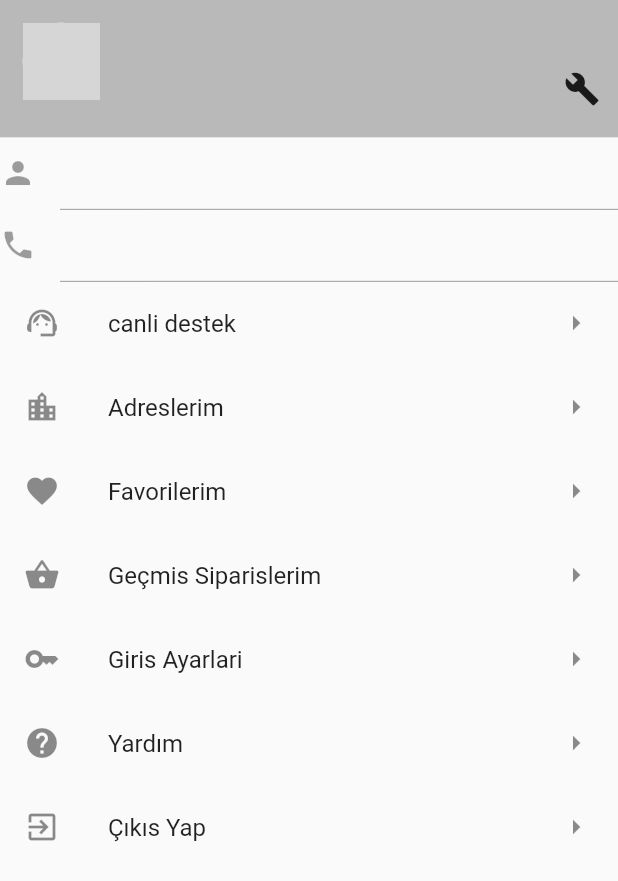
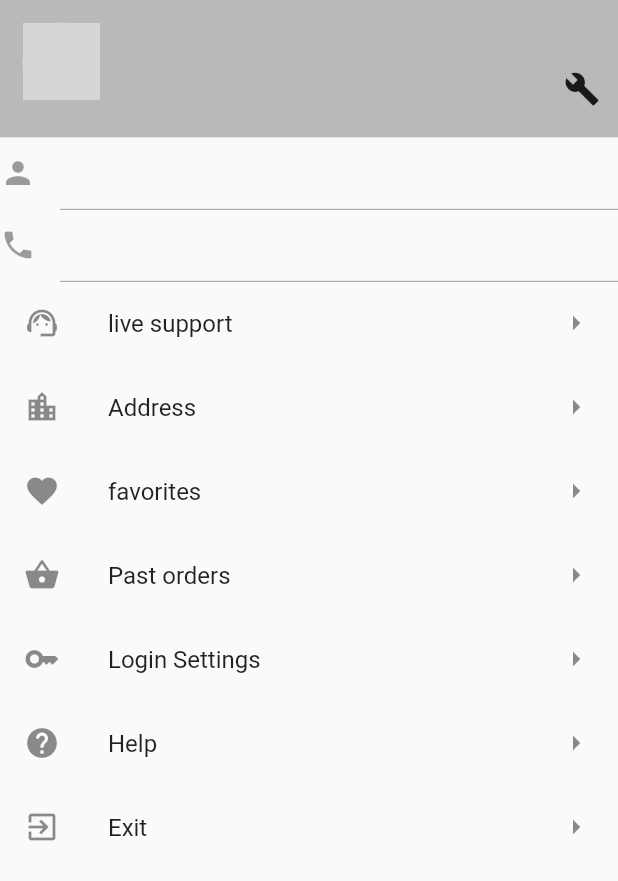
Before and after one commit to atalay55/phoenix, a Flutter app: the ProfilePage widget shown alone on an empty page, opened directly with empty values, on a phone screen of 412 x 824 dp. Shown: the top 881 px of the screen. Run offline on Flutter 3.47's test engine with Material 2 defaults, Android fonts, the phone set to English and light mode, and no system bars; our stand-ins replace cached_network_image, flutter_credit_card, flutter_native_splash, flutter_rating_bar, image_picker, pinch_zoom and 2 more; accounts and stored records are empty; network calls fail; grey boxes are pictures that could not be loaded.

Commit message:
updated the proje

```diff
--- a/lib/Pages/ProductPages/UrunPage.dart
+++ b/lib/Pages/ProductPages/UrunPage.dart
@@ -28,7 +28,7 @@ class _UrunPageState extends State<UrunPage> {
     return Scaffold(
         appBar: AppBar(
           backgroundColor: Colors.indigoAccent,
-          title: const Text("Urün Page"),
+          title: const Text("Product Page"),
         ),
         body: Center(
           child: Column(
@@ -100,11 +100,11 @@ class _UrunPageState extends State<UrunPage> {
                       child: ElevatedButton(
                           onPressed: () {
                             setState(() {
-                              //PersonDao().deleteAllProductToProductList(widget.person!.id!.toInt());
+
                              PersonDao().addProductToProductList(widget.person!.id!.toInt(),widget.product!.id.toString());
                             });
                           },
-                          child: Text("Sepete Ekle ")),
+                          child: Text(" Add cart ")),
                     ),
                   ],
                 ),
--- a/lib/Pages/ProfilePage.dart
+++ b/lib/Pages/ProfilePage.dart
@@ -135,7 +135,7 @@ class _ProfilePageState extends State<ProfilePage> {
         },
       ),
       ListTile(
-        title: const Text("canli destek"),
+        title: const Text("live support"),
         leading: const Icon(Icons.support_agent),
         trailing: const Icon(Icons.arrow_right),
         onTap: () {
@@ -146,7 +146,7 @@ class _ProfilePageState extends State<ProfilePage> {
         },
       ),
       ListTile(
-        title: const Text("Adreslerim"),
+        title: const Text("Address"),
         leading: const Icon(Icons.location_city),
         trailing: const Icon(Icons.arrow_right),
         onTap: () {
@@ -157,7 +157,7 @@ class _ProfilePageState extends State<ProfilePage> {
         },
       ),
       ListTile(
-        title: const Text("Favorilerim"),
+        title: const Text("favorites"),
         leading: const Icon(Icons.favorite),
         trailing: const Icon(Icons.arrow_right),
         onTap: () {
@@ -168,7 +168,7 @@ class _ProfilePageState extends State<ProfilePage> {
         },
       ),
       ListTile(
-        title: const Text("Geçmis Siparislerim"),
+        title: const Text("Past orders"),
         leading: const Icon(Icons.shopping_basket),
         trailing: const Icon(Icons.arrow_right),
         onTap: () {
@@ -179,7 +179,7 @@ class _ProfilePageState extends State<ProfilePage> {
         },
       ),
       ListTile(
-        title: const Text("Giris Ayarlari"),
+        title: const Text("Login Settings"),
         leading: const Icon(Icons.key),
         trailing: const Icon(Icons.arrow_right),
         onTap: () {
@@ -190,7 +190,7 @@ class _ProfilePageState extends State<ProfilePage> {
         },
       ),
       ListTile(
-        title: const Text("Yardım"),
+        title: const Text("Help"),
         leading: const Icon(Icons.help),
         trailing: const Icon(Icons.arrow_right),
         onTap: () {
@@ -201,7 +201,7 @@ class _ProfilePageState extends State<ProfilePage> {
         },
       ),
       ListTile(
-        title: const Text("Çıkıs Yap"),
+        title: const Text("Exit"),
         leading: const Icon(Icons.exit_to_app),
         trailing: const Icon(Icons.arrow_right),
         onTap: () {
--- a/pubspec.yaml
+++ b/pubspec.yaml
@@ -90,7 +90,7 @@ flutter:
     - register.png
     - User.png
     - indir.png
-    - berra.jpg
+
     - deneme1.png
     - deneme.png
 
```
Also changed, not shown: lib/Pages/CardPage.dart (+3 -5 lines), lib/Pages/HomePage.dart (+5 -4 lines), lib/Pages/LoginPages/LoginPage.dart (+4 -4 lines), lib/Pages/LoginPages/RegisterPage.dart (+10 -10 lines), Images/anka.png, Images/berra.jpg (deleted), Images/deneme.png, Images/deneme1.png.
